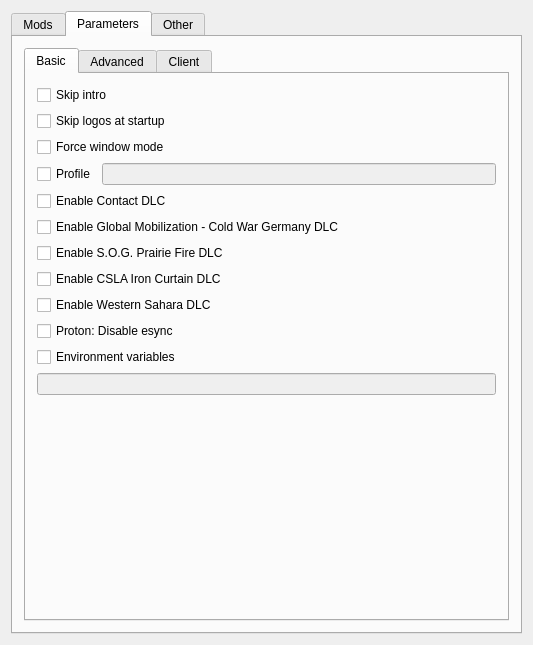
muttleyxd/arma3-unix-launcher, file src/arma3-unix-launcher/mainwindow.ui: the form before one commit.
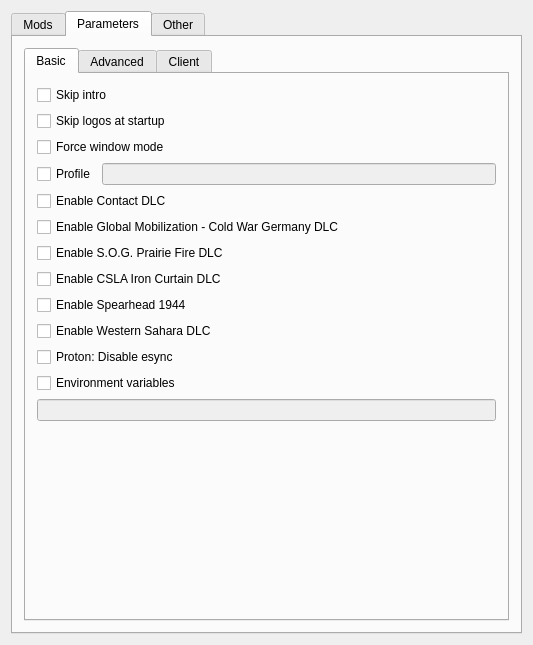
The form after the commit. The open tabs and pages were chosen to show the change. Icons and pictures are not drawn. Custom widgets are drawn as their Qt base class.

Commit message: feat: Add Spearhead 1944 CDLC

The edit to the form file:
```diff
--- a/src/arma3-unix-launcher/mainwindow.ui
+++ b/src/arma3-unix-launcher/mainwindow.ui
@@ -256,6 +256,13 @@
                   </property>
                  </widget>
                 </item>
+                <item>
+                 <widget class="QCheckBox" name="checkbox_dlc_spearhead_1944">
+                  <property name="text">
+                   <string>Enable Spearhead 1944</string>
+                  </property>
+                 </widget>
+                </item>
                 <item>
                  <widget class="QCheckBox" name="checkbox_dlc_western_sahara">
                   <property name="text">
```
The commit also changes 3 other files.
